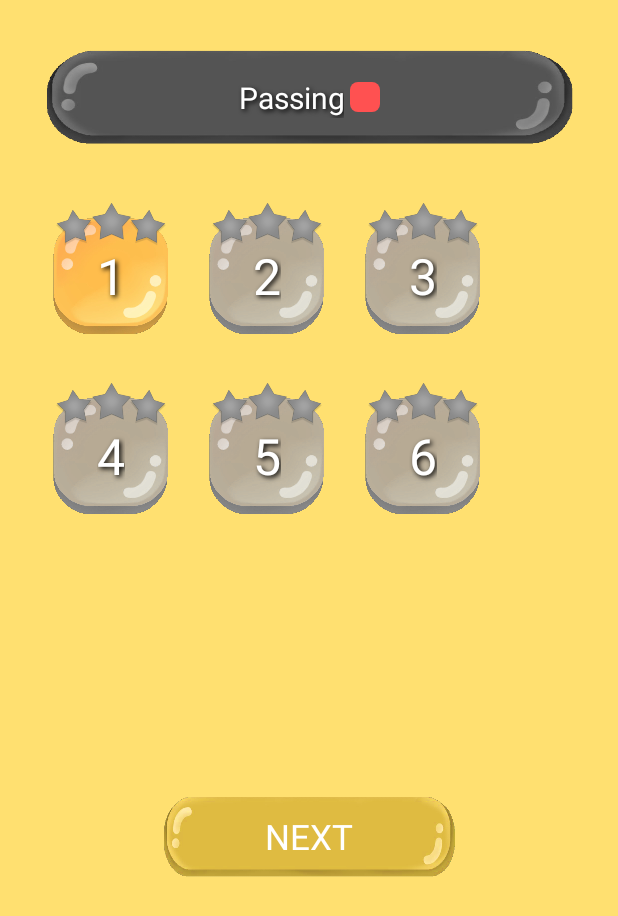
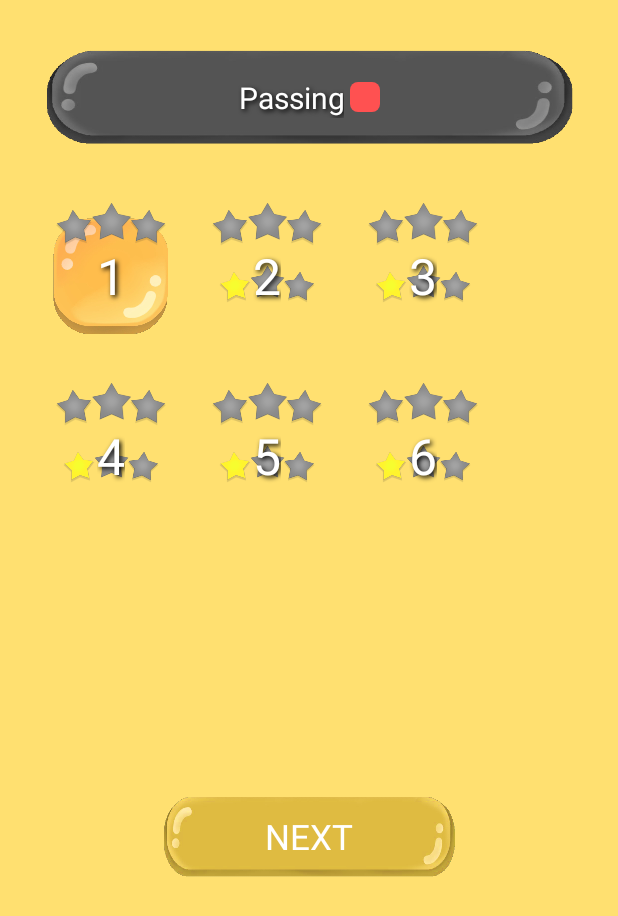
Before and after one commit to WenDEVLIFE/MathSquare, an Android app: the layout passing_levels.xml on its own in the app's theme, with its tools: preview values and no code run, on a phone screen of 412 x 824 dp. Shown: the top 916 px of the screen. Run offline under Robolectric (Android 15) with nearby library versions, the phone set to English and light mode, and no system bars; Roboto replaces fonts that are not available here.

Commit message:
Add files via upload

```diff
--- a/app/src/main/res/layout/passing_levels.xml
+++ b/app/src/main/res/layout/passing_levels.xml
@@ -174,7 +174,6 @@
                                      android:layout_height="match_parent"
                                      android:layout_width="match_parent"
                                      android:gravity="center"
-                                     android:background="@drawable/btn_short_condition_off"
                                      android:orientation="vertical"
                                      android:id="@+id/level_two_box">
 
@@ -200,7 +199,7 @@
                                  android:layout_width="match_parent"
                                  android:src="@drawable/ic_star_none"
                                  android:translationY="-90dp"
-                                 android:id="@+id/ic_stars_two"
+                                 android:id="@+id/level_two_stars"
                                  android:layout_gravity="center" />
 
                             <ImageView
@@ -239,7 +238,6 @@
                                      android:layout_height="match_parent"
                                      android:layout_width="match_parent"
                                      android:gravity="center"
-                                     android:background="@drawable/btn_short_condition_off"
                                      android:orientation="vertical">
 
                                     <TextView
@@ -313,7 +311,6 @@
                                  android:layout_height="match_parent"
                                  android:layout_width="match_parent"
                                  android:gravity="center"
-                                 android:background="@drawable/btn_short_condition_off"
                                  android:orientation="vertical">
 
                                 <TextView
@@ -379,7 +376,6 @@
                                  android:layout_height="match_parent"
                                  android:layout_width="match_parent"
                                  android:gravity="center"
-                                 android:background="@drawable/btn_short_condition_off"
                                  android:orientation="vertical">
 
                                 <TextView
@@ -444,7 +440,6 @@
                                  android:layout_height="match_parent"
                                  android:layout_width="match_parent"
                                  android:gravity="center"
-                                 android:background="@drawable/btn_short_condition_off"
                                  android:orientation="vertical">
 
                                 <TextView
@@ -521,7 +516,6 @@
                              android:layout_height="match_parent"
                              android:layout_width="match_parent"
                              android:gravity="center"
-                             android:background="@drawable/btn_short_condition_off"
                              android:orientation="vertical">
 
                             <TextView
@@ -587,7 +581,6 @@
                              android:layout_height="match_parent"
                              android:layout_width="match_parent"
                              android:gravity="center"
-                             android:background="@drawable/btn_short_condition_off"
                              android:orientation="vertical">
 
                             <TextView
@@ -651,7 +644,6 @@
                              android:layout_height="match_parent"
                              android:layout_width="match_parent"
                              android:gravity="center"
-                             android:background="@drawable/btn_short_condition_off"
                              android:orientation="vertical">
 
                             <TextView
@@ -725,7 +717,6 @@
                              android:layout_height="match_parent"
                              android:layout_width="match_parent"
                              android:gravity="center"
-                             android:background="@drawable/btn_short_condition_off"
                              android:orientation="vertical">
 
                             <TextView
```
Also changed, not shown: app/src/main/res/layout/activity_difficulty.xml (+16 -16 lines), app/src/main/res/layout/layout_web.xml (+9 -9 lines).
